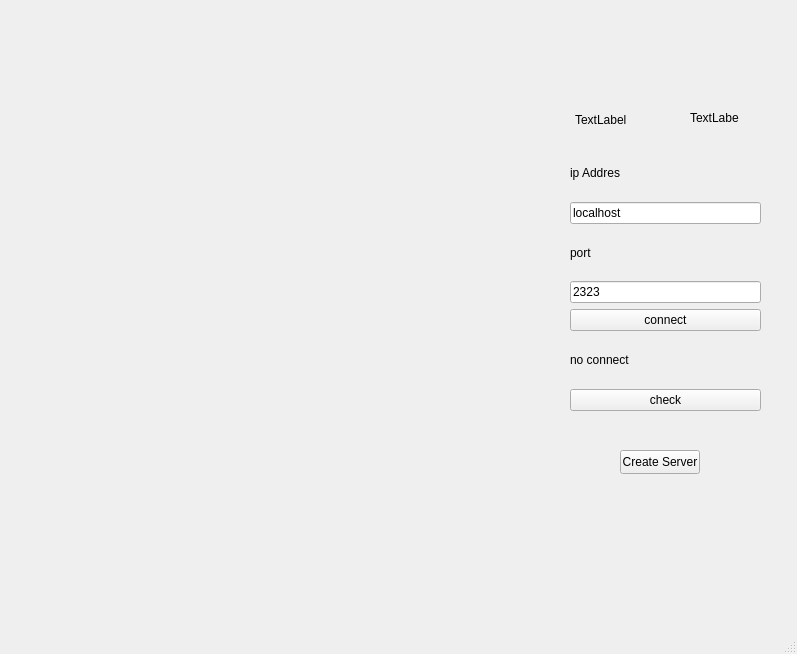
Before: the Qt Designer form Chess_Windows/mainwindow.ui in den-Master-2040/CHESS-PROJECT, drawn with Qt 5.
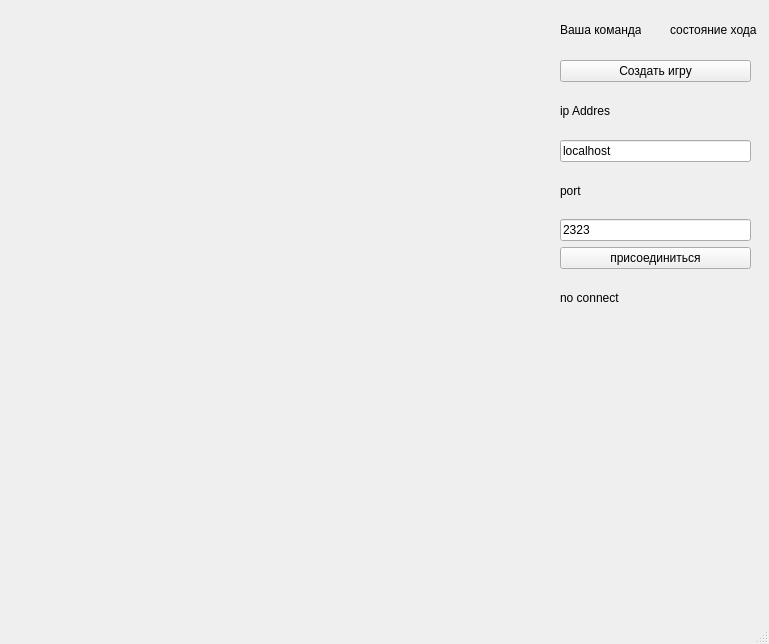
After: the same form once the commit is applied.

Commit message: Update Network. Added server src

Patch:
```diff
--- a/Chess_Windows/mainwindow.ui
+++ b/Chess_Windows/mainwindow.ui
@@ -6,8 +6,8 @@
    <rect>
     <x>0</x>
     <y>0</y>
-    <width>797</width>
-    <height>654</height>
+    <width>769</width>
+    <height>644</height>
    </rect>
   </property>
   <property name="windowTitle">
@@ -20,13 +20,20 @@
    <widget class="QWidget" name="verticalLayoutWidget_2">
     <property name="geometry">
      <rect>
-      <x>570</x>
-      <y>150</y>
+      <x>560</x>
+      <y>60</y>
       <width>191</width>
       <height>261</height>
      </rect>
     </property>
     <layout class="QVBoxLayout" name="splitters">
+     <item>
+      <widget class="QPushButton" name="pushButton_4">
+       <property name="text">
+        <string>Создать игру</string>
+       </property>
+      </widget>
+     </item>
      <item>
       <widget class="QLabel" name="label">
        <property name="minimumSize">
@@ -82,7 +89,7 @@
      <item>
       <widget class="QPushButton" name="pushButton">
        <property name="text">
-        <string>connect</string>
+        <string>присоединиться</string>
        </property>
       </widget>
      </item>
@@ -93,52 +100,32 @@
        </property>
       </widget>
      </item>
-     <item>
-      <widget class="QPushButton" name="pushButton_2">
-       <property name="text">
-        <string>check</string>
-       </property>
-      </widget>
-     </item>
     </layout>
    </widget>
-   <widget class="QPushButton" name="pushButton_4">
-    <property name="geometry">
-     <rect>
-      <x>620</x>
-      <y>450</y>
-      <width>80</width>
-      <height>24</height>
-     </rect>
-    </property>
-    <property name="text">
-     <string>Create Server</string>
-    </property>
-   </widget>
    <widget class="QLabel" name="label_4">
     <property name="geometry">
      <rect>
-      <x>575</x>
-      <y>110</y>
-      <width>191</width>
+      <x>560</x>
+      <y>20</y>
+      <width>81</width>
       <height>20</height>
      </rect>
     </property>
     <property name="text">
-     <string>TextLabel</string>
+     <string>Ваша команда</string>
     </property>
    </widget>
    <widget class="QLabel" name="label_5">
     <property name="geometry">
      <rect>
-      <x>690</x>
-      <y>110</y>
-      <width>49</width>
-      <height>16</height>
+      <x>670</x>
+      <y>20</y>
+      <width>91</width>
+      <height>20</height>
      </rect>
     </property>
     <property name="text">
-     <string>TextLabel</string>
+     <string>состояние хода</string>
     </property>
    </widget>
   </widget>
```
Left out of the diff: 2 changed lines with no effect on the pictures. The commit also changes 11 other files.
